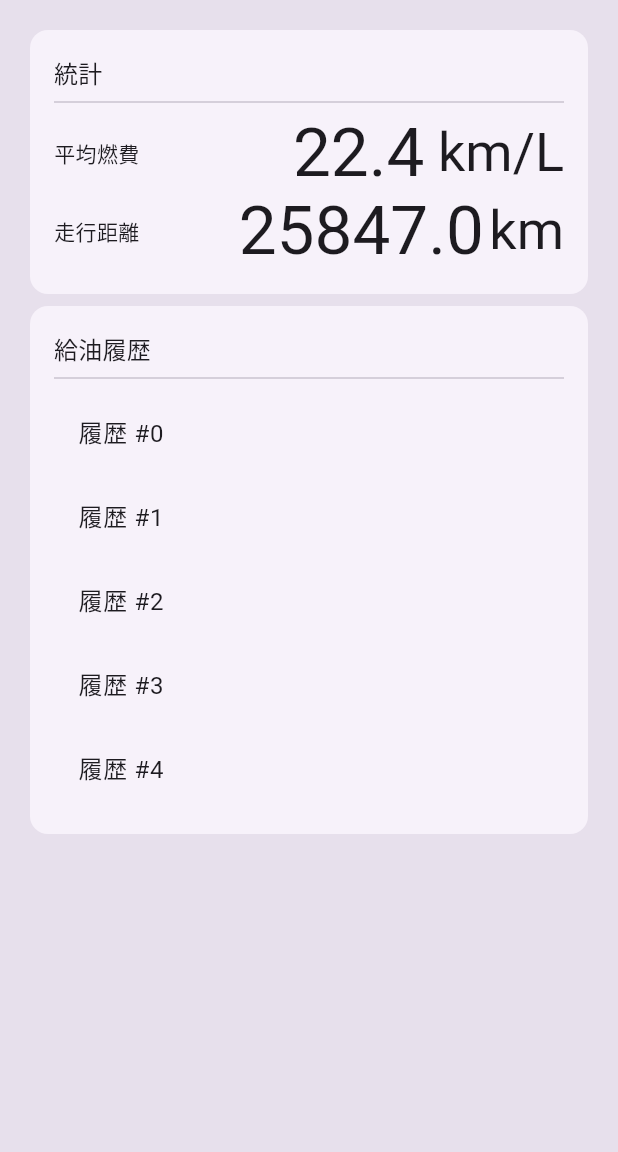
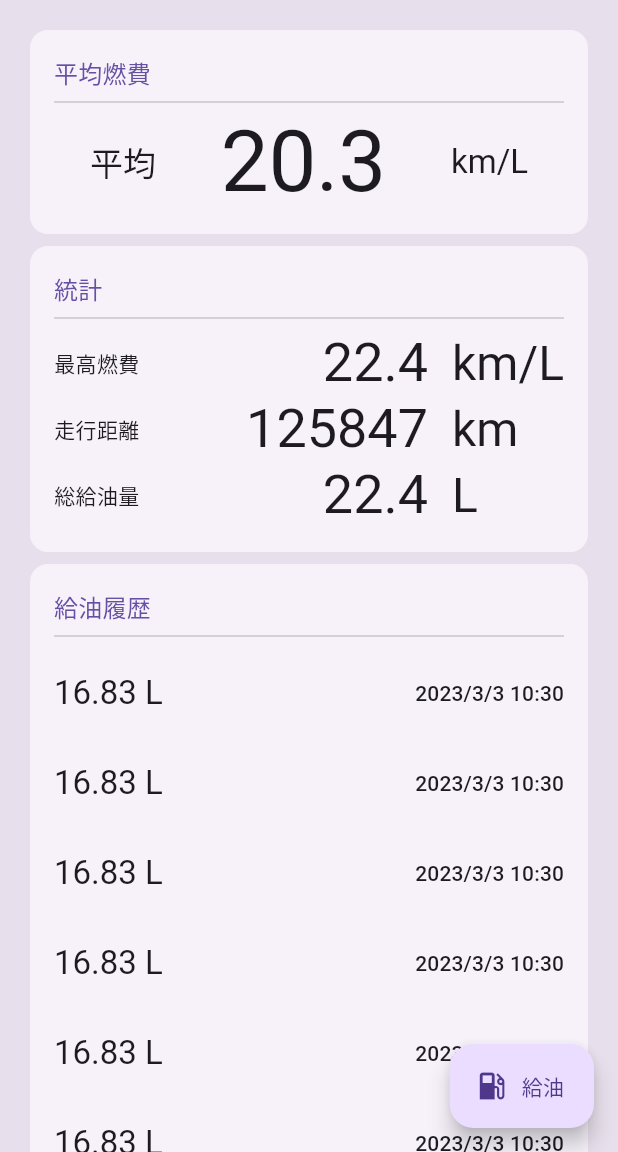
Before and after one commit to kiloooooooo/fuel_efficiency_record, a Flutter app: the screen it shows after launch, on a phone screen of 412 x 824 dp, the part 84-1236 px from its top. Run offline on Flutter 3.47's test engine with Material 2 defaults, Android fonts, the phone set to English and light mode, and no system bars.

Commit message:
ダッシュボードとりあえず

```diff
--- /dev/null
+++ b/lib/components/average_fuel_efficiency.dart
@@ -0,0 +1,54 @@
+import 'package:flutter/material.dart';
+
+class AverageFuelEfficiency extends StatelessWidget {
+  const AverageFuelEfficiency({
+    super.key,
+    required this.fuelEfficiency,
+  });
+
+  final double fuelEfficiency;
+
+  @override
+  Widget build(BuildContext context) {
+    return SizedBox(
+      width: double.infinity,
+      child: Card(
+        elevation: 0,
+        child: Padding(
+          padding: const EdgeInsets.all(16.0),
+          child: Column(
+            crossAxisAlignment: CrossAxisAlignment.start,
+            children: [
+              Text(
+                '平均燃費',
+                style: Theme.of(context)
+                    .textTheme
+                    .titleMedium
+                    ?.copyWith(color: Theme.of(context).colorScheme.primary),
+              ),
+              const Divider(),
+              Padding(
+                padding: const EdgeInsets.symmetric(horizontal: 24.0),
+                child: Row(
+                  mainAxisAlignment: MainAxisAlignment.spaceBetween,
+                  children: [
+                    Text(
+                      '平均',
+                      style: Theme.of(context).textTheme.titleLarge,
+                    ),
+                    Text('$fuelEfficiency',
+                        style: Theme.of(context).textTheme.displayLarge),
+                    Text(
+                      'km/L',
+                      style: Theme.of(context).textTheme.titleLarge,
+                    ),
+                  ],
+                ),
+              ),
+            ],
+          ),
+        ),
+      ),
+    );
+  }
+}
--- a/lib/components/refuel_history.dart
+++ b/lib/components/refuel_history.dart
@@ -1,7 +1,17 @@
 import 'package:flutter/material.dart';
+import 'package:fuel_efficiency_record/models/refuel_entry.dart';
 
 class RefuelHistory extends StatelessWidget {
-  const RefuelHistory({super.key});
+  const RefuelHistory({
+    super.key,
+    required this.refuelEntries,
+  });
+
+  final List<RefuelEntry> refuelEntries;
+
+  static String _showDateTime(DateTime d) {
+    return '${d.year}/${d.month}/${d.day} ${d.hour.toString().padLeft(2, '0')}:${d.minute.toString().padLeft(2, '0')}';
+  }
 
   @override
   Widget build(BuildContext context) {
@@ -16,13 +26,27 @@ class RefuelHistory extends StatelessWidget {
               children: [
                 Text(
                   '給油履歴',
-                  style: Theme.of(context).textTheme.titleMedium,
+                  style: Theme.of(context).textTheme.titleMedium?.copyWith(color: Theme.of(context).colorScheme.primary),
                 ),
                 const Divider(),
-                for (int i = 0; i < 5; i++)
-                  ListTile(
-                    title: Text('履歴 #$i'),
-                  )
+                ...refuelEntries.map((entry) =>
+                  Padding(
+                    padding: const EdgeInsets.symmetric(vertical: 16.0),
+                    child: Row(
+                      mainAxisAlignment: MainAxisAlignment.spaceBetween,
+                      children: [
+                        Text(
+                          '${entry.amount} L',
+                          style: Theme.of(context).textTheme.titleLarge,
+                        ),
+                        Text(
+                          _showDateTime(entry.dateTime),
+                          style: Theme.of(context).textTheme.titleSmall,
+                        ),
+                      ],
+                    ),
+                  ),
+                ),
               ],
             )
         ),
--- a/lib/components/stats.dart
+++ b/lib/components/stats.dart
@@ -8,7 +8,24 @@ class Stats extends StatelessWidget {
   });
 
   final double fuelEfficiency;
-  final double odometer;
+  final int odometer;
+
+  TableRow _statsItem<T>(BuildContext context, String title, T value, String unit) =>
+      TableRow(
+        children: [
+          Text(title),
+          Text(
+            '$value',
+            style: Theme.of(context).textTheme.displaySmall,
+            textAlign: TextAlign.end,
+          ),
+          const SizedBox(),
+          Text(
+            unit,
+            style: Theme.of(context).textTheme.headlineLarge,
+          ),
+        ],
+      );
 
   @override
   Widget build(BuildContext context) {
@@ -23,69 +40,22 @@ class Stats extends StatelessWidget {
                 children: [
                   Text(
                     '統計',
-                    style: Theme.of(context).textTheme.titleMedium,
+                    style: Theme.of(context).textTheme.titleMedium?.copyWith(color: Theme.of(context).colorScheme.primary),
                   ),
                   const Divider(),
-                  SizedBox(
-                    width: double.infinity,
-                    child: Row(
-                      mainAxisAlignment: MainAxisAlignment.spaceBetween,
-                      children: [
-                        const Flexible(
-                          flex: 1,
-                          child: Text('平均燃費'),
-                        ),
-                        const Flexible(
-                          flex: 1,
-                          child: SizedBox(width: double.infinity),
-                        ),
-                        Flexible(
-                          flex: 0,
-                          child: Text(
-                            '$fuelEfficiency',
-                            style: Theme.of(context).textTheme.displayMedium,
-                          ),
-                        ),
-                        Flexible(
-                            flex: 1,
-                            child: Text(
-                              'km/L',
-                              style: Theme.of(context).textTheme.displaySmall,
-                            )
-                        ),
-                      ],
-                    ),
-                  ),
-
-                  SizedBox(
-                    width: double.infinity,
-                    child: Row(
-                      mainAxisAlignment: MainAxisAlignment.spaceBetween,
-                      children: [
-                        const Flexible(
-                          flex: 1,
-                          child: Text('走行距離'),
-                        ),
-                        const Flexible(
-                          flex: 1,
-                          child: SizedBox(width: double.infinity),
-                        ),
-                        Flexible(
-                          flex: 0,
-                          child: Text(
-                            '$odometer',
-                            style: Theme.of(context).textTheme.displayMedium,
-                          ),
-                        ),
-                        Flexible(
-                            flex: 1,
-                            child: Text(
-                              'km',
-                              style: Theme.of(context).textTheme.displaySmall,
-                            )
-                        ),
-                      ],
-                    ),
+                  Table(
+                    defaultVerticalAlignment: TableCellVerticalAlignment.middle,
+                    columnWidths: const <int, TableColumnWidth>{
+                      0: IntrinsicColumnWidth(),
+                      1: FlexColumnWidth(),
+                      2: FixedColumnWidth(16.0),
+                      3: IntrinsicColumnWidth(),
+                    },
+                    children: [
+                      _statsItem(context, '最高燃費', fuelEfficiency, 'km/L'),
+                      _statsItem(context, '走行距離', odometer, 'km'),
+                      _statsItem(context, '総給油量', fuelEfficiency, 'L'),
+                    ],
                   ),
                 ],
               )
--- /dev/null
+++ b/lib/models/refuel_entry.dart
@@ -0,0 +1,11 @@
+class RefuelEntry {
+  const RefuelEntry({
+    required this.dateTime,
+    required this.amount,
+    required this.unitPrice,
+  });
+
+  final DateTime dateTime;
+  final double amount;
+  final int unitPrice;
+}
--- a/lib/pages/dashboard.dart
+++ b/lib/pages/dashboard.dart
@@ -1,6 +1,8 @@
 import 'package:flutter/material.dart';
+import 'package:fuel_efficiency_record/components/average_fuel_efficiency.dart';
 import 'package:fuel_efficiency_record/components/stats.dart';
 import 'package:fuel_efficiency_record/components/refuel_history.dart';
+import 'package:fuel_efficiency_record/models/refuel_entry.dart';
 
 class Dashboard extends StatelessWidget {
   const Dashboard({super.key});
@@ -13,14 +15,36 @@ class Dashboard extends StatelessWidget {
       ),
       backgroundColor: Theme.of(context).colorScheme.surfaceVariant,
       body: Padding(
-        padding: const EdgeInsets.all(16.0),
-        child: Column(
-          crossAxisAlignment: CrossAxisAlignment.start,
+        padding: const EdgeInsets.symmetric(horizontal: 16.0),
+        child: ListView(
           children: [
-            const Stats(fuelEfficiency: 22.4, odometer: 25847.0),
-            const RefuelHistory(),
+            const SizedBox(
+              width: double.infinity,
+              height: 16.0,
+            ),
+            const AverageFuelEfficiency(fuelEfficiency: 20.3),
+            const Stats(fuelEfficiency: 22.4, odometer: 125847),
+            RefuelHistory(
+              refuelEntries: [
+                for (int i = 0; i < 8; i++)
+                  RefuelEntry(
+                    dateTime: DateTime.now(),
+                    amount: 16.83,
+                    unitPrice: 148
+                  ),
+              ],
+            ),
+            const SizedBox(
+              width: double.infinity,
+              height: 92.0,
+            ),
           ],
         ),
+      ),
+      floatingActionButton: FloatingActionButton.extended(
+        icon: const Icon(Icons.local_gas_station),
+        label: const Text('給油'),
+        onPressed: () {},
       ),
     );
   }
```
